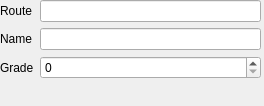
LREGS/led_climbing_board, file create_climb_formUI.ui: the form before one commit.
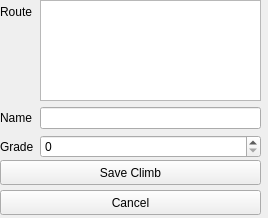
The form after the commit.

The edit to the form file:
```diff
--- a/create_climb_formUI.ui
+++ b/create_climb_formUI.ui
@@ -6,8 +6,8 @@
    <rect>
     <x>0</x>
     <y>0</y>
-    <width>264</width>
-    <height>106</height>
+    <width>268</width>
+    <height>218</height>
    </rect>
   </property>
   <property name="windowTitle">
@@ -19,7 +19,7 @@
      <x>0</x>
      <y>0</y>
      <width>261</width>
-     <height>101</height>
+     <height>158</height>
     </rect>
    </property>
    <layout class="QFormLayout" name="formLayout">
@@ -30,35 +30,61 @@
       </property>
      </widget>
     </item>
-    <item row="0" column="1">
-     <widget class="QLineEdit" name="route_lineEdit"/>
-    </item>
-    <item row="1" column="0">
+    <item row="2" column="0">
      <widget class="QLabel" name="label_2">
       <property name="text">
        <string>Name</string>
       </property>
      </widget>
     </item>
-    <item row="1" column="1">
+    <item row="2" column="1">
      <widget class="QLineEdit" name="climb_nam"/>
     </item>
-    <item row="2" column="0">
+    <item row="3" column="0">
      <widget class="QLabel" name="label_3">
       <property name="text">
        <string>Grade</string>
       </property>
      </widget>
     </item>
-    <item row="2" column="1">
+    <item row="3" column="1">
      <widget class="QSpinBox" name="Grade">
       <property name="maximum">
        <number>16</number>
       </property>
      </widget>
     </item>
+    <item row="0" column="1">
+     <widget class="QTextEdit" name="textEdit"/>
+    </item>
    </layout>
   </widget>
+  <widget class="QPushButton" name="saveClimb">
+   <property name="geometry">
+    <rect>
+     <x>0</x>
+     <y>160</y>
+     <width>261</width>
+     <height>25</height>
+    </rect>
+   </property>
+   <property name="text">
+    <string>Save Climb</string>
+   </property>
+  </widget>
+  <widget class="QPushButton" name="cancelcreation">
+   <property name="geometry">
+    <rect>
+     <x>0</x>
+     <y>190</y>
+     <width>261</width>
+     <height>25</height>
+    </rect>
+   </property>
+   <property name="text">
+    <string>Cancel</string>
+   </property>
+  </widget>
  </widget>
  <resources/>
  <connections/>
```
